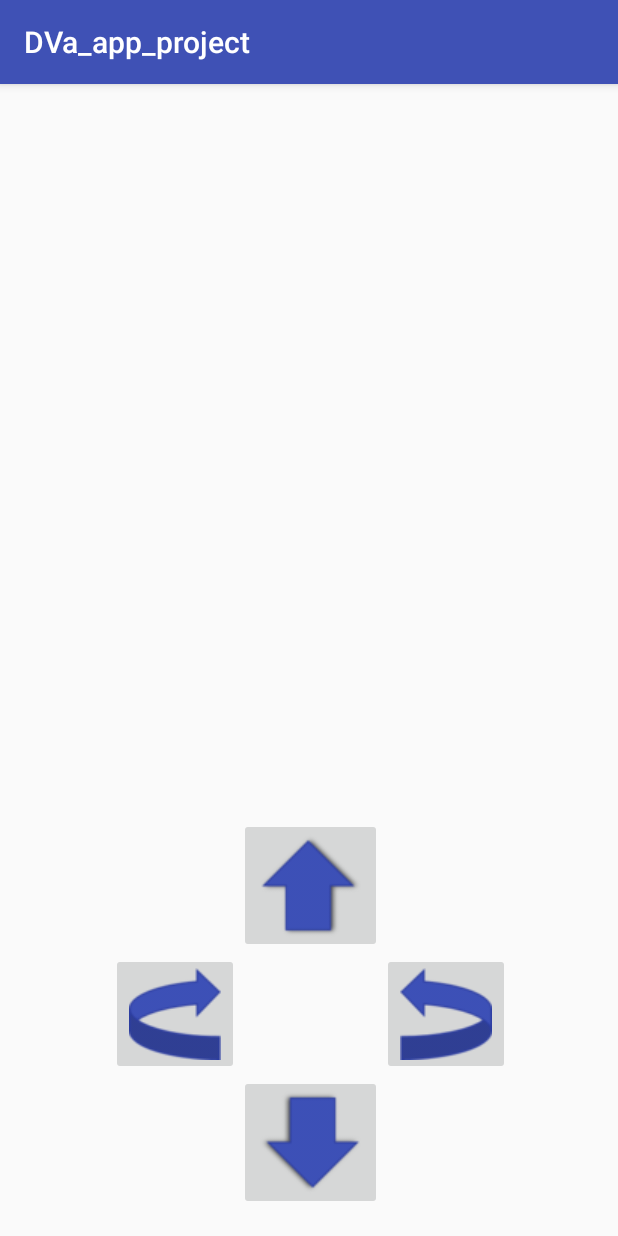
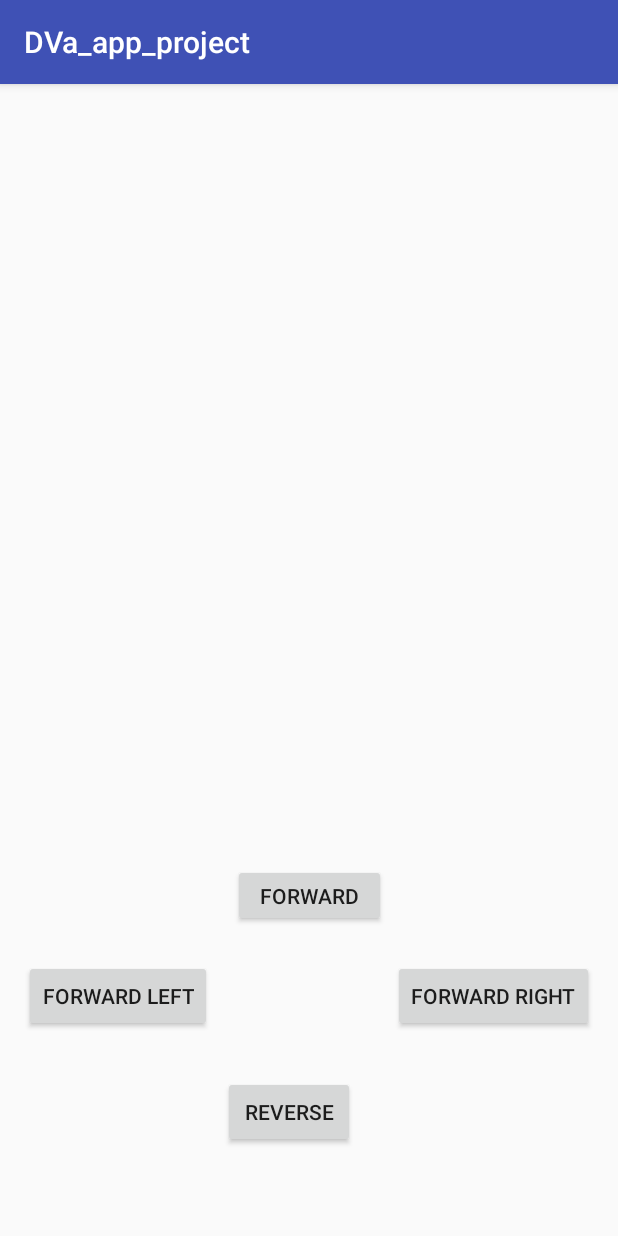
Before and after one commit to HyunIm/2018_Capstone_D.VA_Src_java, an Android app: the RobotControl screen opened directly, with no data from a screen before it, on a phone screen of 412 x 824 dp. Run offline under Robolectric (Android 15) with nearby library versions, the phone set to English and light mode, and no system bars; network calls fail.

Commit message:
Revert "Merge branch 'master' of https://github.com/SMU-SE-Admin/2018_Capstone_D.VA_Src_java"
This reverts commit 328a9af0441167cba53ea6c8961201e62c75ac2f, reversing
changes made to ff82b4d8b33acb0b65d45290a3d0f0f48302657f.

```diff
--- a/DVa_app_project/app/src/main/java/com/example/a201311177/dva_app_project/Login.java
+++ b/DVa_app_project/app/src/main/java/com/example/a201311177/dva_app_project/Login.java
@@ -79,6 +79,7 @@ public class Login extends AppCompatActivity {
             //로봇 ip 저장
             result = robot_addr.get_ip();
             System.out.println("robot_ip is : "+result);
+
             String ID = editText_ID.getText().toString();
             if (ID.length() == 0)
                 Toast.makeText(getApplicationContext(), "Input Your ID", Toast.LENGTH_LONG). show();
--- a/DVa_app_project/app/src/main/java/com/example/a201311177/dva_app_project/RobotControl.java
+++ b/DVa_app_project/app/src/main/java/com/example/a201311177/dva_app_project/RobotControl.java
@@ -4,12 +4,12 @@ import android.content.Intent;
 import android.os.Bundle;
 import android.support.v7.app.AppCompatActivity;
 import android.os.Handler;
-import android.widget.ImageButton;
 import android.widget.ImageView;
 
 import java.io.IOException;
-
+import android.view.MotionEvent;
 import android.view.View;
+import android.widget.Button;
 import android.graphics.Bitmap;
 
 public class RobotControl extends AppCompatActivity {
@@ -17,44 +17,52 @@ public class RobotControl extends AppCompatActivity {
     Handler handler = new Handler();
     String direction;
 
-    ImageButton forward_btn;
-    ImageButton forward_left_btn;
-    ImageButton forward_right_btn;
-    ImageButton reverse_btn;
 
+    protected void onCreate(Bundle savedInstanceState) {
+        super.onCreate(savedInstanceState);
+        setContentView(R.layout.activity_robot_control);//insert layout
+        imageView = (ImageView) findViewById((R.id.imageView));
+        Button forward_btn = (Button) findViewById(R.id.forward_btn);
+        Button forward_left_btn = (Button) findViewById(R.id.forward_left_btn);
+        Button forward_right_btn = (Button) findViewById(R.id.forward_right_btn);
+        Button reverse_btn = (Button) findViewById(R.id.reverse_btn);
+        startAnimation();
+
+        forward_btn.setOnTouchListener(new Button.OnTouchListener() {
             @Override
-    protected void onCreate(Bundle savedInstanceState)
-    {
-        super.onCreate(savedInstanceState);
-        setContentView(R.layout.activity_robot_control);
-        forward_btn = (ImageButton) findViewById(R.id.forward_btn);
-        forward_right_btn = (ImageButton) findViewById(R.id.forward_right_btn);
-        forward_left_btn = (ImageButton) findViewById(R.id.forward_left_btn);
-        reverse_btn = (ImageButton) findViewById(R.id.reverse_btn);
-    }
-
-    public void onButtonForward(View v)
-    {
+            public boolean onTouch(View v, MotionEvent event) {
                 direction = "go forward";
                 System.out.println(direction);
+                return true;
             }
+        });
 
-    public void onButtonRight(View v)
-    {
+        forward_right_btn.setOnTouchListener(new View.OnTouchListener() {
+            @Override
+            public boolean onTouch(View v, MotionEvent event){
                 direction = "turn right";
                 System.out.println(direction);
+                return true;
             }
+        });
 
-    public void onButtonLeft(View v)
-    {
+        forward_left_btn.setOnTouchListener(new View.OnTouchListener() {
+            @Override
+            public boolean onTouch(View v, MotionEvent event) {
                 direction = "turn left";
                 System.out.println(direction);
+                return true;
             }
+        });
 
-    public void onButtonReverse(View v)
-    {
+        reverse_btn.setOnTouchListener(new View.OnTouchListener() {
+            @Override
+            public boolean onTouch(View v, MotionEvent event) {
                 direction = "go back";
                 System.out.println(direction);
+                return true;
+            }
+        });
     }
 
     public void startAnimation() {
--- a/DVa_app_project/app/src/main/res/layout/activity_robot_control.xml
+++ b/DVa_app_project/app/src/main/res/layout/activity_robot_control.xml
@@ -10,57 +10,52 @@
     <ImageView
         android:id="@+id/imageView"
         android:layout_width="0dp"
-        android:layout_height="0dp"
-        android:layout_marginBottom="16dp"
-        app:layout_constraintBottom_toTopOf="@+id/forward_btn"
+        android:layout_height="221dp"
         app:layout_constraintEnd_toEndOf="parent"
         app:layout_constraintStart_toStartOf="parent"
         app:layout_constraintTop_toTopOf="parent" />
 
-    <ImageButton
+    <Button
         android:id="@+id/forward_btn"
-        android:layout_width="wrap_content"
-        android:layout_height="wrap_content"
-        android:onClick="onButtonForward"
+        android:layout_width="102dp"
+        android:layout_height="42dp"
+        android:layout_marginBottom="22dp"
+        android:text="Forward"
         app:layout_constraintBottom_toTopOf="@+id/forward_left_btn"
-        app:layout_constraintStart_toEndOf="@+id/forward_left_btn"
-        app:layout_constraintTop_toBottomOf="@+id/imageView"
-        app:srcCompat="@drawable/Forward" />
+        app:layout_constraintEnd_toEndOf="parent"
+        app:layout_constraintStart_toStartOf="parent" />
 
-    <ImageButton
+    <Button
         android:id="@+id/forward_left_btn"
         android:layout_width="wrap_content"
         android:layout_height="wrap_content"
-        android:layout_marginLeft="1dp"
-        android:layout_marginStart="1dp"
-        android:onClick="onButtonLeft"
-        app:layout_constraintBottom_toTopOf="@+id/reverse_btn"
-        app:layout_constraintEnd_toStartOf="@+id/reverse_btn"
-        app:layout_constraintHorizontal_chainStyle="packed"
-        app:layout_constraintStart_toStartOf="parent"
-        app:layout_constraintTop_toBottomOf="@+id/forward_btn"
-        app:srcCompat="@drawable/Forward_Left" />
+        android:layout_marginBottom="136dp"
+        android:layout_marginLeft="16dp"
+        android:layout_marginStart="16dp"
+        android:text="FORWARD LEFT"
+        app:layout_constraintBottom_toBottomOf="parent"
+        app:layout_constraintStart_toStartOf="parent" />
 
-    <ImageButton
+    <Button
         android:id="@+id/forward_right_btn"
         android:layout_width="wrap_content"
         android:layout_height="wrap_content"
-        android:onClick="onButtonRight"
+        android:layout_marginEnd="16dp"
+        android:layout_marginRight="16dp"
+        android:layout_marginTop="22dp"
+        android:text="FORWARD RIGHT"
         app:layout_constraintEnd_toEndOf="parent"
-        app:layout_constraintStart_toEndOf="@+id/reverse_btn"
-        app:layout_constraintTop_toBottomOf="@+id/forward_btn"
-        app:srcCompat="@drawable/Forward_Right" />
+        app:layout_constraintTop_toBottomOf="@+id/forward_btn" />
 
-    <ImageButton
+    <Button
         android:id="@+id/reverse_btn"
         android:layout_width="wrap_content"
         android:layout_height="wrap_content"
-        android:layout_marginBottom="17dp"
-        android:onClick="onButtonReverse"
-        app:layout_constraintBottom_toBottomOf="parent"
-        app:layout_constraintEnd_toStartOf="@+id/forward_right_btn"
+        android:layout_marginLeft="7dp"
+        android:layout_marginStart="7dp"
+        android:layout_marginTop="29dp"
+        android:text="REVERSE"
         app:layout_constraintStart_toEndOf="@+id/forward_left_btn"
-        app:layout_constraintTop_toBottomOf="@+id/forward_left_btn"
-        app:srcCompat="@drawable/Reverse" />
+        app:layout_constraintTop_toBottomOf="@+id/forward_right_btn" />
 
 </android.support.constraint.ConstraintLayout>
```
Also changed, not shown: DVa_app_project/app/src/main/AndroidManifest.xml (+6 -12 lines), DVa_app_project/app/src/main/java/com/example/a201311177/dva_app_project/Alarm.java (deleted, +0 -13 lines), DVa_app_project/app/src/main/java/com/example/a201311177/dva_app_project/Find_Thing.java (deleted, +0 -13 lines), DVa_app_project/app/src/main/java/com/example/a201311177/dva_app_project/Registration_Thing.java (deleted, +0 -13 lines), DVa_app_project/app/src/main/java/com/example/a201311177/dva_app_project/Thing_List_Management.java (deleted, +0 -13 lines), DVa_app_project/app/src/main/res/layout/activity_alarm.xml (deleted, +0 -44 lines), DVa_app_project/app/src/main/res/layout/activity_find__thing.xml (deleted, +0 -55 lines), DVa_app_project/app/src/main/res/layout/activity_menu.xml (+4 -43 lines), DVa_app_project/app/src/main/res/layout/activity_registration__thing.xml (deleted, +0 -61 lines), DVa_app_project/app/src/main/res/layout/activity_thing__list__management.xml (deleted, +0 -56 lines), DVa_app_project/app/src/main/res/drawable/Forward.png (deleted), DVa_app_project/app/src/main/res/drawable/Forward_Left.png (deleted), DVa_app_project/app/src/main/res/drawable/Forward_Right.png (deleted), DVa_app_project/app/src/main/res/drawable/Reverse.png (deleted). Lines whose indentation alone changed are shown as unchanged.
